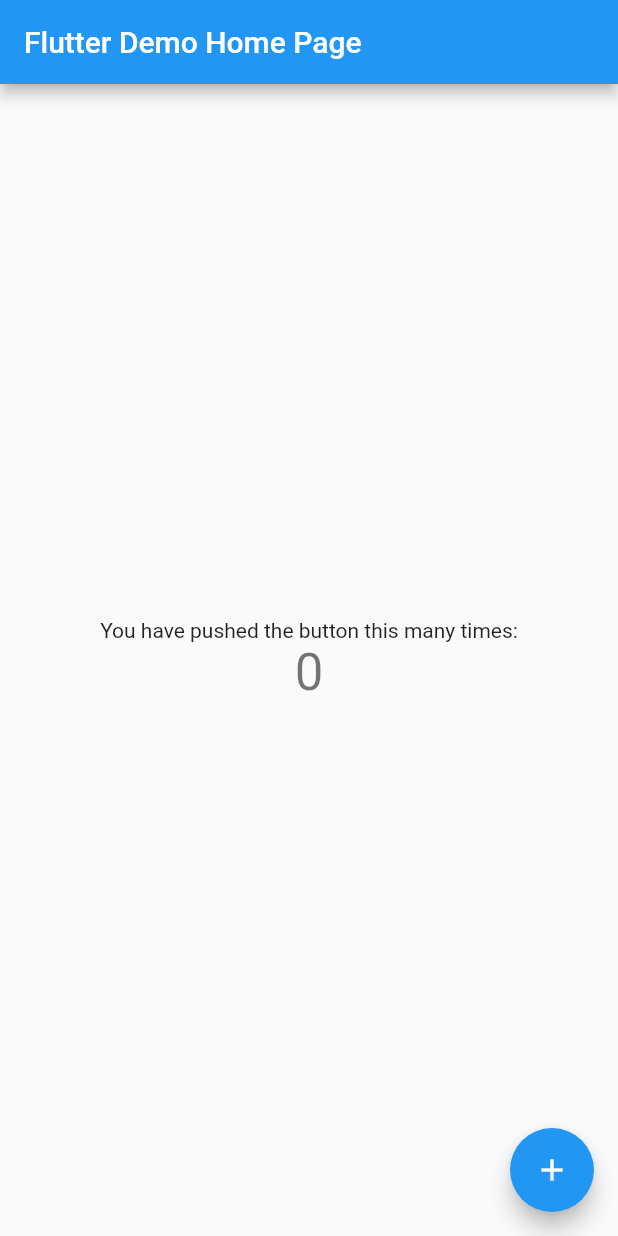
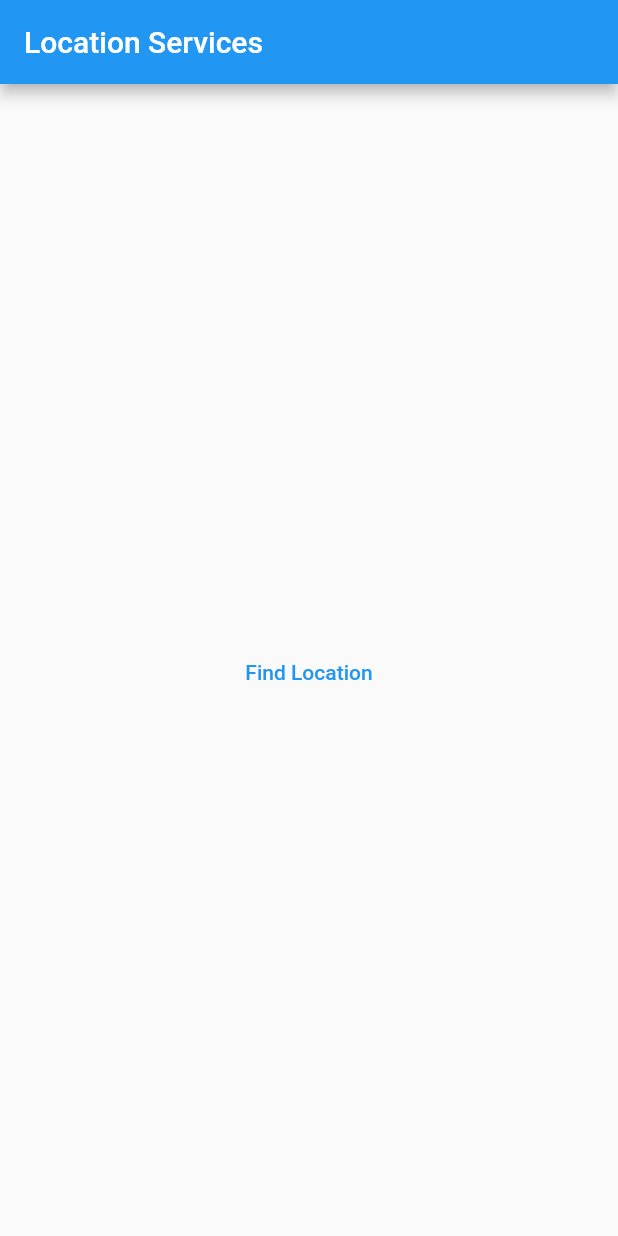
Before and after one commit to sam23121/web3_location, a Flutter app: the screen it shows after launch, on a phone screen of 412 x 824 dp. Run offline on Flutter 3.47's test engine with Material 2 defaults, Android fonts, the phone set to English and light mode, and no system bars; our stand-ins replace geolocator.

Commit message:
add location

```diff
--- a/location/location_tracker/lib/main.dart
+++ b/location/location_tracker/lib/main.dart
@@ -1,171 +1,52 @@
 import 'package:flutter/material.dart';
 import 'package:geolocator/geolocator.dart';
 
-void main() {
-  runApp(const MyApp());
+void main() => runApp(App());
+
+class App extends StatefulWidget {
+  @override
+  _AppState createState() => _AppState();
 }
 
-class MyApp extends StatelessWidget {
-  const MyApp({Key? key}) : super(key: key);
+class _AppState extends State<App> {
+
+  String _locationMessage = "";
+
+  void _getCurrentLocation() async {
+
+    final position = await Geolocator().getCurrentPosition(desiredAccuracy: LocationAccuracy.high);
+    print(position);
+
+    setState(() {
+      _locationMessage = "${position.latitude}, ${position.longitude}";
+    });
+
+  }
+
 
   // This widget is the root of your application.
   @override
   Widget build(BuildContext context) {
     return MaterialApp(
       title: 'Flutter Demo',
-      theme: ThemeData(
-        // This is the theme of your application.
-        //
-        // Try running your application with "flutter run". You'll see the
-        // application has a blue toolbar. Then, without quitting the app, try
-        // changing the primarySwatch below to Colors.green and then invoke
-        // "hot reload" (press "r" in the console where you ran "flutter run",
-        // or simply save your changes to "hot reload" in a Flutter IDE).
-        // Notice that the counter didn't reset back to zero; the application
-        // is not restarted.
-        primarySwatch: Colors.blue,
-      ),
-      home: const MyHomePage(title: 'Flutter Demo Home Page'),
+      home: Scaffold(
+        appBar: AppBar(
+          title: Text("Location Services")
+        ),
+        body: Align(
+            child: Column(
+            mainAxisAlignment: MainAxisAlignment.center,
+            children: <Widget>[
+            Text(_locationMessage),
+            TextButton(
+              onPressed: () {
+                  _getCurrentLocation();
+              },
+              child: Text("Find Location")
+            )
+          ]),
+        )
+      )
     );
   }
 }
-
-class MyHomePage extends StatefulWidget {
-  const MyHomePage({Key? key, required this.title}) : super(key: key);
-
-  // This widget is the home page of your application. It is stateful, meaning
-  // that it has a State object (defined below) that contains fields that affect
-  // how it looks.
-
-  // This class is the configuration for the state. It holds the values (in this
-  // case the title) provided by the parent (in this case the App widget) and
-  // used by the build method of the State. Fields in a Widget subclass are
-  // always marked "final".
-
-  final String title;
-
-  @override
-  State<MyHomePage> createState() => _MyHomePageState();
-}
-
-class _MyHomePageState extends State<MyHomePage> {
-  int _counter = 0;
-
-  void _incrementCounter() {
-    setState(() {
-      // This call to setState tells the Flutter framework that something has
-      // changed in this State, which causes it to rerun the build method below
-      // so that the display can reflect the updated values. If we changed
-      // _counter without calling setState(), then the build method would not be
-      // called again, and so nothing would appear to happen.
-      _counter++;
-    });
-  }
-
-  @override
-  Widget build(BuildContext context) {
-    // This method is rerun every time setState is called, for instance as done
-    // by the _incrementCounter method above.
-    //
-    // The Flutter framework has been optimized to make rerunning build methods
-    // fast, so that you can just rebuild anything that needs updating rather
-    // than having to individually change instances of widgets.
-    return Scaffold(
-      appBar: AppBar(
-        // Here we take the value from the MyHomePage object that was created by
-        // the App.build method, and use it to set our appbar title.
-        title: Text(widget.title),
-      ),
-      body: Center(
-        // Center is a layout widget. It takes a single child and positions it
-        // in the middle of the parent.
-        child: Column(
-          // Column is also a layout widget. It takes a list of children and
-          // arranges them vertically. By default, it sizes itself to fit its
-          // children horizontally, and tries to be as tall as its parent.
-          //
-          // Invoke "debug painting" (press "p" in the console, choose the
-          // "Toggle Debug Paint" action from the Flutter Inspector in Android
-          // Studio, or the "Toggle Debug Paint" command in Visual Studio Code)
-          // to see the wireframe for each widget.
-          //
-          // Column has various properties to control how it sizes itself and
-          // how it positions its children. Here we use mainAxisAlignment to
-          // center the children vertically; the main axis here is the vertical
-          // axis because Columns are vertical (the cross axis would be
-          // horizontal).
-          mainAxisAlignment: MainAxisAlignment.center,
-          children: <Widget>[
-            const Text(
-              'You have pushed the button this many times:',
-            ),
-            Text(
-              '$_counter',
-              style: Theme.of(context).textTheme.headline4,
-            ),
-          ],
-        ),
-      ),
-      floatingActionButton: FloatingActionButton(
-        onPressed: _incrementCounter,
-        tooltip: 'Increment',
-        child: const Icon(Icons.add),
-      ), // This trailing comma makes auto-formatting nicer for build methods.
-    );
-  }
-}
-
-
-
-// import 'package:flutter/material.dart';
-// import 'package:geolocator/geolocator.dart';
-
-// void main() => runApp(App());
-
-// class App extends StatefulWidget {
-//   @override
-//   _AppState createState() => _AppState();
-// }
-
-// class _AppState extends State<App> {
-
-//   String _locationMessage = "";
-
-//   void _getCurrentLocation() async {
-
-//     final position = await Geolocator().getCurrentPosition(desiredAccuracy: LocationAccuracy.high);
-//     print(position);
-
-//     setState(() {
-//       _locationMessage = "${position.latitude}, ${position.longitude}";
-//     });
-
-//   }
-
-
-//   // This widget is the root of your application.
-//   @override
-//   Widget build(BuildContext context) {
-//     return MaterialApp(
-//       title: 'Flutter Demo',
-//       home: Scaffold(
-//         appBar: AppBar(
-//           title: Text("Location Services")
-//         ),
-//         body: Align(
-//             child: Column(
-//             mainAxisAlignment: MainAxisAlignment.center,
-//             children: <Widget>[
-//             Text(_locationMessage),
-//             TextButton(
-//               onPressed: () {
-//                   _getCurrentLocation();
-//               },
-//               child: Text("Find Location")
-//             )
-//           ]),
-//         )
-//       )
-//     );
-//   }
-// }
```
Also changed, not shown: 1 other file.
